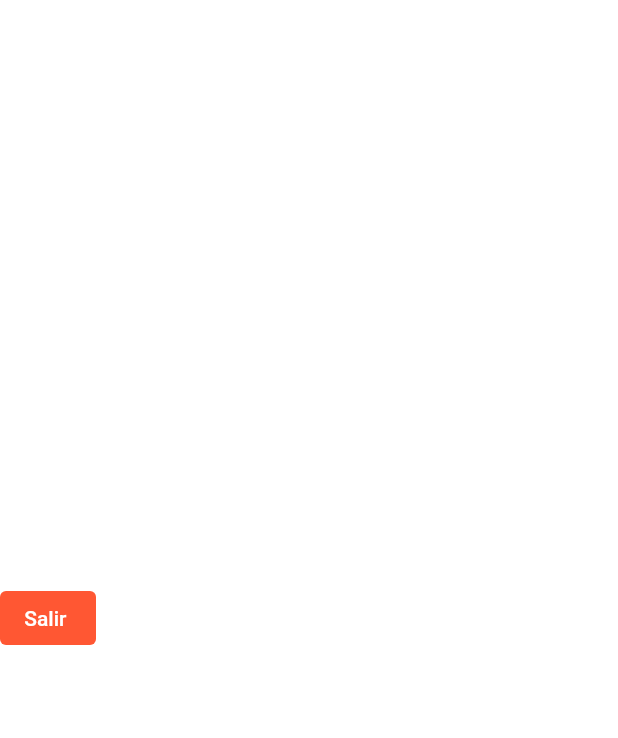
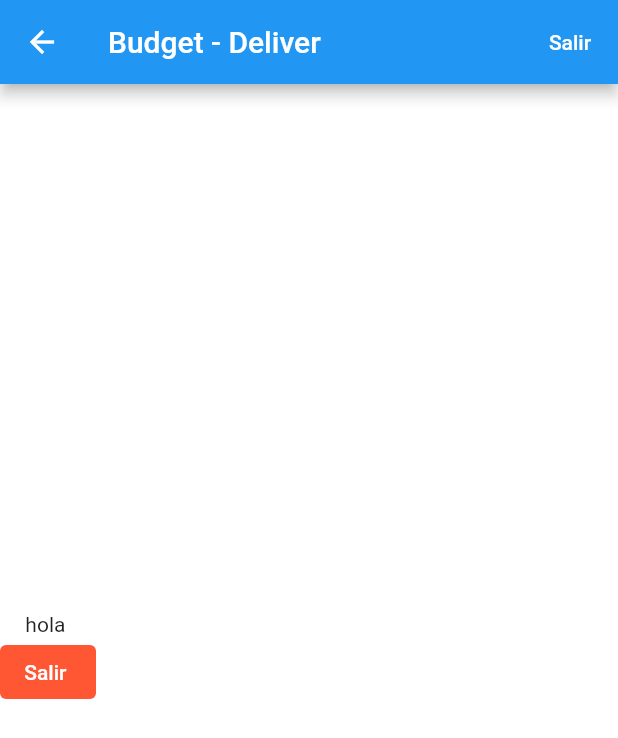
Before and after one commit to mauriciolukz/Budget-deliver, a Flutter app: the HomeView screen opened by its route, on a phone screen of 412 x 824 dp. Shown: the top 738 px of the screen. Run offline on Flutter 3.47's test engine with Material 2 defaults, Android fonts, the phone set to English and light mode, and no system bars; our stand-ins replace flutter_secure_storage, get_it, hexcolor, quickalert; accounts and stored records are empty.

Commit message:
Agregando pequeñas mejoras

```diff
--- a/lib/service/user_api.dart
+++ b/lib/service/user_api.dart
@@ -1,12 +1,11 @@
 import 'package:budgetdeliver/service/xmlhttprequest.dart';
-import 'package:budgetdeliver/widgets/dialogs.dart';
 import 'package:flutter/cupertino.dart';
 import 'package:http/http.dart' as http;
 
- Future<http.Response> login(String user,String password,BuildContext context, bool modal) async {
+ Future<http.Response> login(String user,String password,BuildContext context, bool loadDialog) async {
 
    var request = XmlHttpRequest();
-   final response = await request.post("/Auth/login", <String, String>{'username': user,'password': password},context,modal);
+   final response = await request.post("/Auth/login", <String, String>{'username': user,'password': password},context,loadDialog);
    return response;
 
 }
--- a/lib/utils/global.constants.dart
+++ b/lib/utils/global.constants.dart
@@ -1,6 +1,6 @@
 class GlobalConstants{
 
-  static const String url  = "https://powerful-caverns-97080.herokuapp.com";
+  static const String url  = "https://fast-reef-40785.herokuapp.com";
 
   /*********************** ETIQUETAS *************************************/
   static const String usuario  = "Usuario";
--- a/lib/view/home.view.dart
+++ b/lib/view/home.view.dart
@@ -1,38 +1,61 @@
+import 'dart:async';
+
 import 'package:flutter/material.dart';
 import 'package:get_it/get_it.dart';
-
 import '../data/authentication_client.dart';
 import '../utils/global.color.dart';
 import 'login.view.dart';
 
 class HomeView extends StatefulWidget {
   const HomeView({Key? key}) : super(key: key);
+
   static const routeName = 'HomeView';
+
   @override
   State<HomeView> createState() => _HomeViewState();
 }
 
 class _HomeViewState extends State<HomeView> {
 
-  final  _authenticationClient = GetIt.instance<AuthenticationClient>();
+  final _authenticationClient = GetIt.instance<AuthenticationClient>();
+  var username;
+
+  @override
+  void initState() {
+    // TODO: implement initState
+    super.initState();
+
+    WidgetsBinding.instance.addPostFrameCallback((timeStamp) {
+
+        _initvar();
+
+    });
+
+
+  }
 
   @override
   Widget build(BuildContext context) {
+
     return  Scaffold(
+        appBar: _AppBar(),
         backgroundColor: Colors.white,
         body: Column(
           mainAxisAlignment: MainAxisAlignment.center,
           children: [
+            if(username != null)
+              Column(
+                  children: [ Text("hola $username"),]
+                )
+
+            ,
             TextButton(
                 style: ButtonStyle(
                   backgroundColor: MaterialStateProperty.all<Color>(GlobalColors.buttonColor),
                   foregroundColor: MaterialStateProperty.all<Color>(GlobalColors.textColorButton),
                 ),
-                onPressed: () async {
-                  await _authenticationClient.signOut();
-                  Navigator.pushNamedAndRemoveUntil(context,LoginView.routeName,(_) => false);
-                },
-                child: const Text('Salir ',style: TextStyle(fontSize:14))
+                onPressed: () async {},
+                child:  Text('Salir $username',style: TextStyle(fontSize:14))
             )
           ],
         )
@@ -40,4 +63,32 @@ class _HomeViewState extends State<HomeView> {
 
   }
 
+  PreferredSizeWidget? _AppBar(){
+
+    final ButtonStyle style = TextButton.styleFrom(
+      foregroundColor: Theme.of(context).colorScheme.onPrimary,
+    );
+
+    return AppBar(
+      title: const Text("Budget - Deliver"),
+      actions: <Widget>[Text("$username"),
+        TextButton(
+          style: style,
+          onPressed: () async {
+            await _authenticationClient.signOut();
+            Navigator.pushNamedAndRemoveUntil(context,LoginView.routeName,(_) => false);
+          },
+          child: const Text('Salir'),
+        ),
+      ],
+    );
+
+  }
+
+  Future<void> _initvar() async {
+    username = (await _authenticationClient.username)!;
+    setState(() {});
+    print("mi alor $username");
+  }
+
 }
--- a/lib/view/login.view.dart
+++ b/lib/view/login.view.dart
@@ -4,11 +4,8 @@ import 'package:flutter/material.dart';
 import 'package:budgetdeliver/utils/global.color.dart';
 import 'package:get_it/get_it.dart';
 import 'package:http/src/response.dart';
-import 'package:quickalert/models/quickalert_type.dart';
-import 'package:quickalert/widgets/quickalert_dialog.dart';
 import '../data/authentication_client.dart';
 import '../models/user.dart';
-import '../models/error.dart';
 import '../service/user_api.dart';
 import '../widgets/dialogs.dart';
 import '../widgets/input_text.dart';
--- a/lib/view/splash.view.dart
+++ b/lib/view/splash.view.dart
@@ -52,7 +52,7 @@ class _SplashViewState extends State<SplashView> {
   Future<void> _checkLogin() async {
 
     final token = await _authenticationClient.accessToken;
-
+    print("variable $token");
     if(token == null){
       Navigator.pushNamedAndRemoveUntil(context,LoginView.routeName,(_) => false);
       return;
```
Also changed, not shown: lib/data/authentication_client.dart (+9 -1 lines), lib/models/session.dart (+4 -4 lines), lib/service/xmlhttprequest.dart (+13 -3 lines), lib/widgets/input_text.dart (+6 -6 lines), 1 other file.
